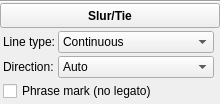
This is mscore/inspector/inspector_slur.ui in Celeste-fr/MS3-MS4playback-SSO as Qt 5 draws it before an edit. The edited form follows.
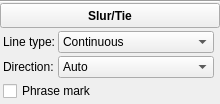
This is the edited form. Custom widgets are drawn as their Qt base class.

Commit message:
UI language pass: actions, Phrase mark, lanes, Check Articulations, Even Out Levels
Wording only, as official MuseScore 3 writes it: short labels and tooltips, no mechanism
explanations in parentheses, no file names or ini keys, "measure" for "bar".
"Phrase mark (no legato)" is "Phrase mark" everywhere (owner's decision); Bar Ruler is
Measure Ruler. Table: /data/ui-review/LANGUAGE_PASS.md.

Claude-Session: https://claude.ai/code/session_01Fb3KoNjBfPGYoyE41i2wwT

The edit to the form file:
```diff
--- a/mscore/inspector/inspector_slur.ui
+++ b/mscore/inspector/inspector_slur.ui
@@ -198,7 +198,7 @@
          <string>Phrase mark (no legato)</string>
         </property>
         <property name="text">
-         <string>Phrase mark (no legato)</string>
+         <string>Phrase mark</string>
         </property>
        </widget>
       </item>
```
Left out of the diff: 4 changed lines with no effect on the pictures. The commit also changes 10 other files.
